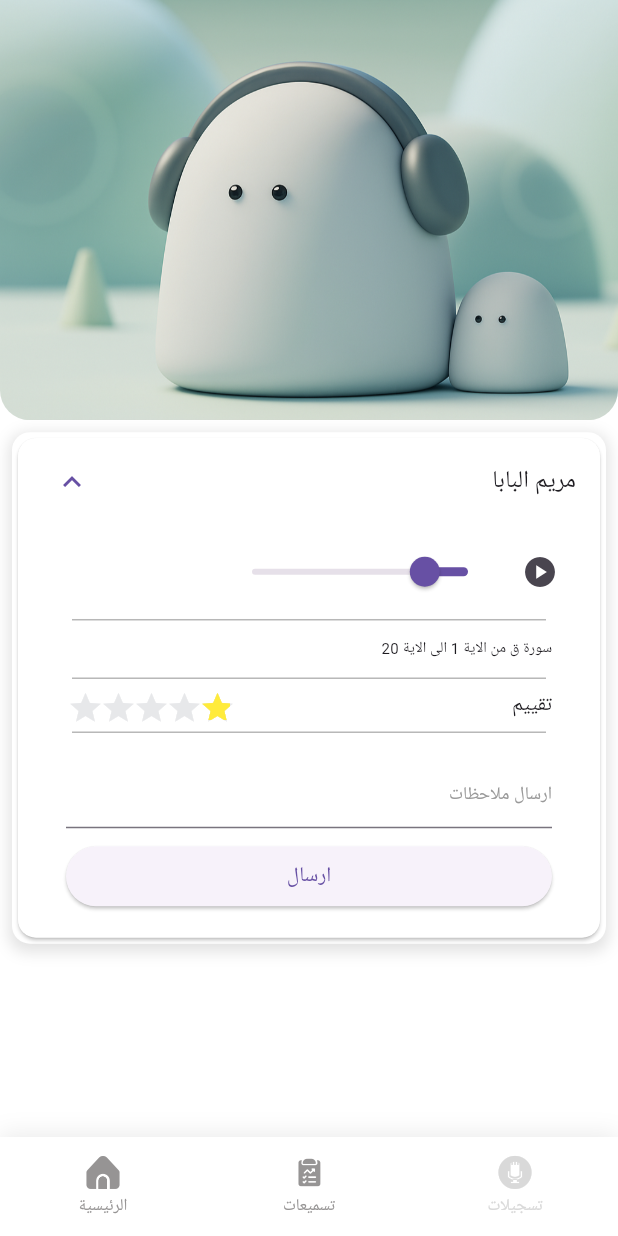
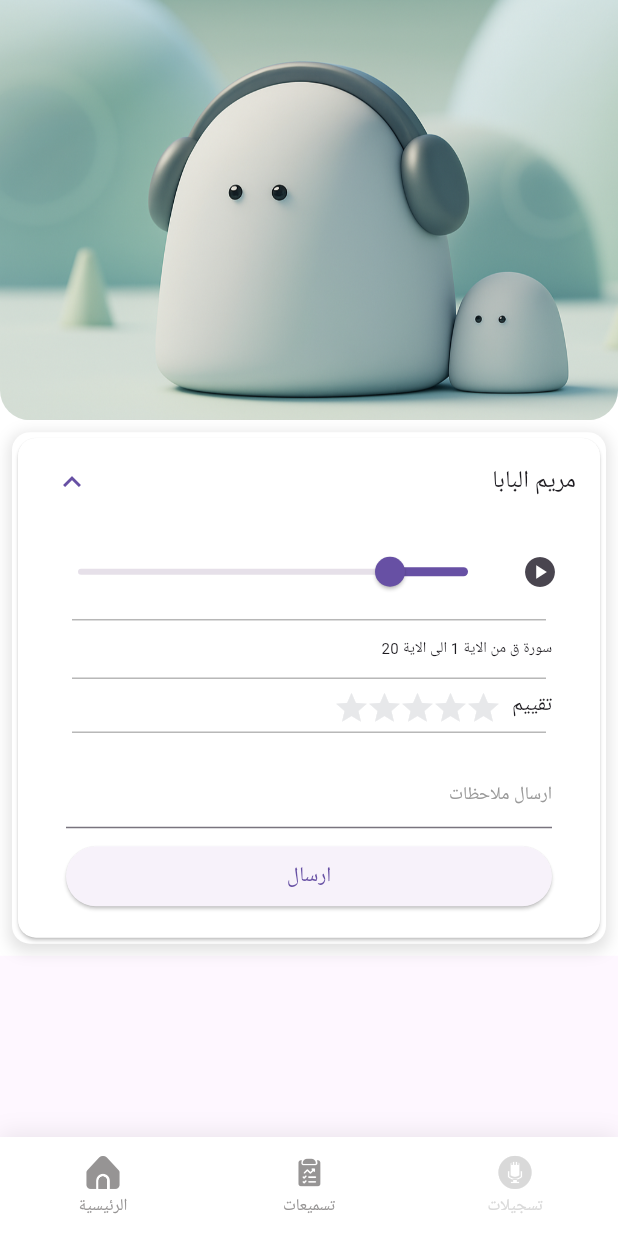
Before and after one commit to maryamalbaba/Migrass_teacher_app, a Flutter app: the CoreUi screen opened by its route, after a tap on "مريم البابا", after a tap on the "play circle" icon, on a phone screen of 412 x 824 dp. Run offline on Flutter 3.47's test engine with Material 3 defaults, Android fonts, the phone set to English and light mode, and no system bars; drawn by our look-alikes of awesome_bottom_bar, flutter_rating_stars; our stand-ins replace audioplayers, bloc, dartz, dio, equatable, flutter_bloc and 7 more; missing offline and left inert: curl_logger_dio_interceptor; accounts and stored records are empty; network calls fail.

Commit message:
fix stack over flow in record ui

```diff
--- a/lib/features/records/presentation/recordsUI.dart
+++ b/lib/features/records/presentation/recordsUI.dart
@@ -14,11 +14,13 @@
 class _RecordsUiState extends State<RecordsUi> {
   AudioPlayer player = AudioPlayer();
 
-  double value = 1;
+  double value = 0;
 
   @override
   Widget build(BuildContext context) {
-    return Container(
+    return SingleChildScrollView(
+      // ✅ Prevent vertical overflow
+      child: Container(
         color: Colors.white,
         child: Column(
           crossAxisAlignment: CrossAxisAlignment.start,
@@ -41,9 +43,8 @@
               padding: const EdgeInsets.all(8.0),
               child: Theme(
                 data: Theme.of(context).copyWith(
-                dividerColor: Colors
-                    .transparent, //  بيخفي الخط الفاصل التلقائي لمشا ما يطلعلي معلم
-                splashColor: Colors.transparent, //  بيخفي تأثير الضغط
+                  dividerColor: Colors.transparent,
+                  splashColor: Colors.transparent,
                   highlightColor: Colors.transparent,
                 ),
                 child: Container(
@@ -64,55 +65,48 @@
                     child: ExpansionTile(
                       title: const Text("مريم البابا"),
                       expandedAlignment: Alignment.centerLeft,
-                    childrenPadding:
-                        const EdgeInsets.symmetric(horizontal: 16, vertical: 8),
+                      childrenPadding: const EdgeInsets.symmetric(
+                          horizontal: 16, vertical: 8),
                       children: [
                         Row(
                           children: [
                             Expanded(
-
-                            child:Column(
+                              child: Column(
                                 crossAxisAlignment: CrossAxisAlignment.start,
                                 children: [
                                   Row(
                                     children: [
-
-
                                       IconButton(
                                         onPressed: () {
-                              // player.setSourceUrl(
-                              //     "http://www.soundjay.com/phone/phone-ring-1.mp3");
-
-                              player.setSource(
-                                  AssetSource('sounds/1B6OkGDfBEw.mp3'));
-
+                                          player.setSource(AssetSource(
+                                              'sounds/1B6OkGDfBEw.mp3'));
                                           player.resume();
                                         },
                                         icon: const Icon(Icons.play_circle),
                                       ),
-
-   Slider(
+                                      Expanded(
+                                        child: Slider(
                                           value: 2,
                                           min: 0,
                                           max: 10,
                                           onChanged: (value) {},
                                         ),
+                                      ),
                                     ],
-
                                   ),
-
-
-
-                       Divider(
+                                  const Divider(
                                     color: Color.fromARGB(255, 183, 183, 183),
                                     indent: 20,
                                     endIndent: 20,
                                   ),
                                   const Padding(
-                        padding:
-                            EdgeInsets.symmetric(horizontal: 16, vertical: 4),
-                        child: Text("سورة ق من الاية 1 الى الاية 20",style: TextStyle(fontSize: 10),
+                                    padding: EdgeInsets.symmetric(
+                                        horizontal: 16, vertical: 4),
+                                    child: Text(
+                                      "سورة ق من الاية 1 الى الاية 20",
+                                      style: TextStyle(fontSize: 10),
                                       textAlign: TextAlign.right,
+                                      overflow: TextOverflow.ellipsis,
                                     ),
                                   ),
                                   const Divider(
@@ -121,15 +115,20 @@
                                     endIndent: 20,
                                   ),
                                   Padding(
-                        padding: const EdgeInsets.symmetric(horizontal: 16),
+                                    padding: const EdgeInsets.symmetric(
+                                        horizontal: 16),
+                                    child: SingleChildScrollView(
+                                      scrollDirection: Axis.horizontal,
                                       child: Row(
-                          children:  [
-                            Text("تقييم"),
-                            Spacer(),
+                                        mainAxisSize: MainAxisSize.min,
+                                        children: [
+                                          const Text("تقييم"),
+                                          SizedBox(
+                                            width: 10,
+                                          ),
                                           RatingStars(
                                             value: value,
                                             onValueChanged: (v) {
-                                //
                                               setState(() {
                                                 value = v;
                                               });
@@ -140,25 +139,26 @@
                                             ),
                                             starCount: 5,
                                             starSize: 20,
-                              valueLabelColor: const Color(0xff9b9b9b),
-                              // valueLabelTextStyle: const TextStyle(
-                              //     color: Colors.white,
-                              //     fontWeight: FontWeight.w400,
-                              //     fontStyle: FontStyle.normal,
-                              //     fontSize: 12.0),
+                                            valueLabelColor:
+                                                const Color(0xff9b9b9b),
                                             valueLabelRadius: 10,
-                              //maxValue: 5,
-                              starSpacing: 2,
+                                            starSpacing:
+                                                2, // Reduced from 2 to 1
                                             maxValueVisibility: true,
                                             valueLabelVisibility: false,
-                              animationDuration: Duration(milliseconds: 1000),
-                              valueLabelPadding: const EdgeInsets.symmetric(
+                                            animationDuration: const Duration(
+                                                milliseconds: 1000),
+                                            valueLabelPadding:
+                                                const EdgeInsets.symmetric(
                                                     vertical: 1, horizontal: 8),
-                              valueLabelMargin: const EdgeInsets.only(right: 8),
-                              starOffColor: const Color(0xffe7e8ea),
+                                            valueLabelMargin:
+                                                const EdgeInsets.only(right: 8),
+                                            starOffColor:
+                                                const Color(0xffe7e8ea),
                                             starColor: Colors.yellow,
                                           ),
                                         ],
+                                      ),
                                     ),
                                   ),
                                   const Divider(
@@ -167,30 +167,30 @@
                                     endIndent: 20,
                                   ),
                                   Padding(
-                        padding:
-                            const EdgeInsets.symmetric(horizontal: 16, vertical: 8),
+                                    padding: const EdgeInsets.symmetric(
+                                        horizontal: 16, vertical: 8),
                                     child: TextFormField(
                                       decoration: InputDecoration(
                                         hintText: "ارسال ملاحظات",
                                         hintStyle: TextStyle(
-                              fontSize: 12,
-                              color: gray
-                            )
+                                            fontSize: 12, color: gray),
                                       ),
-                        )
+                                    ),
                                   ),
                                   Padding(
-                        padding: const EdgeInsets.symmetric(horizontal: 16),
+                                    padding: const EdgeInsets.symmetric(
+                                        horizontal: 16),
                                     child: ElevatedButton(
                                       onPressed: () {},
-                          child: Center(child: const Text("ارسال")),
+                                      child: const Center(child: Text("ارسال")),
                                     ),
                                   ),
                                   const SizedBox(height: 8),
-
-                        ]),
+                                ],
+                              ),
                             )
-                       ]   )
+                          ],
+                        )
                       ],
                     ),
                   ),
@@ -199,6 +199,7 @@
             ),
           ],
         ),
+      ),
     );
   }
 }
```
Lines whose indentation alone changed are shown as unchanged.
